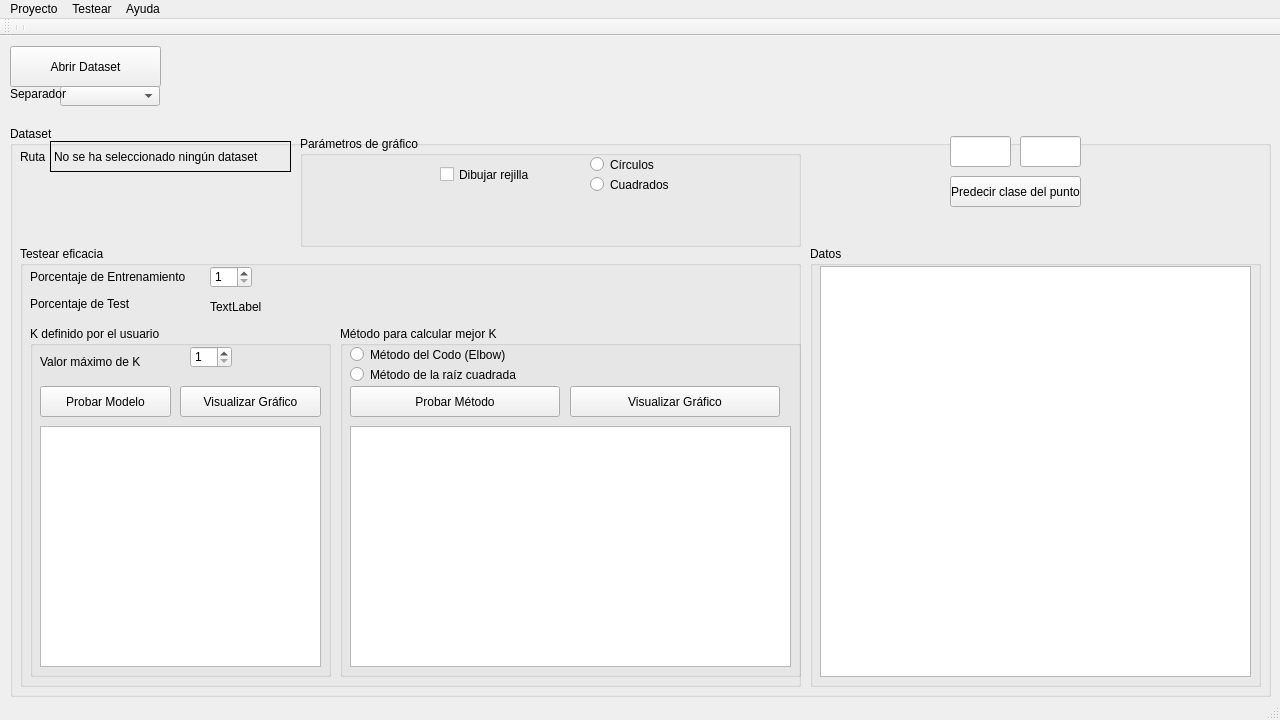
Old version of the form src/UI/QT_Main.ui in the repository hectornauta/kavecinos.
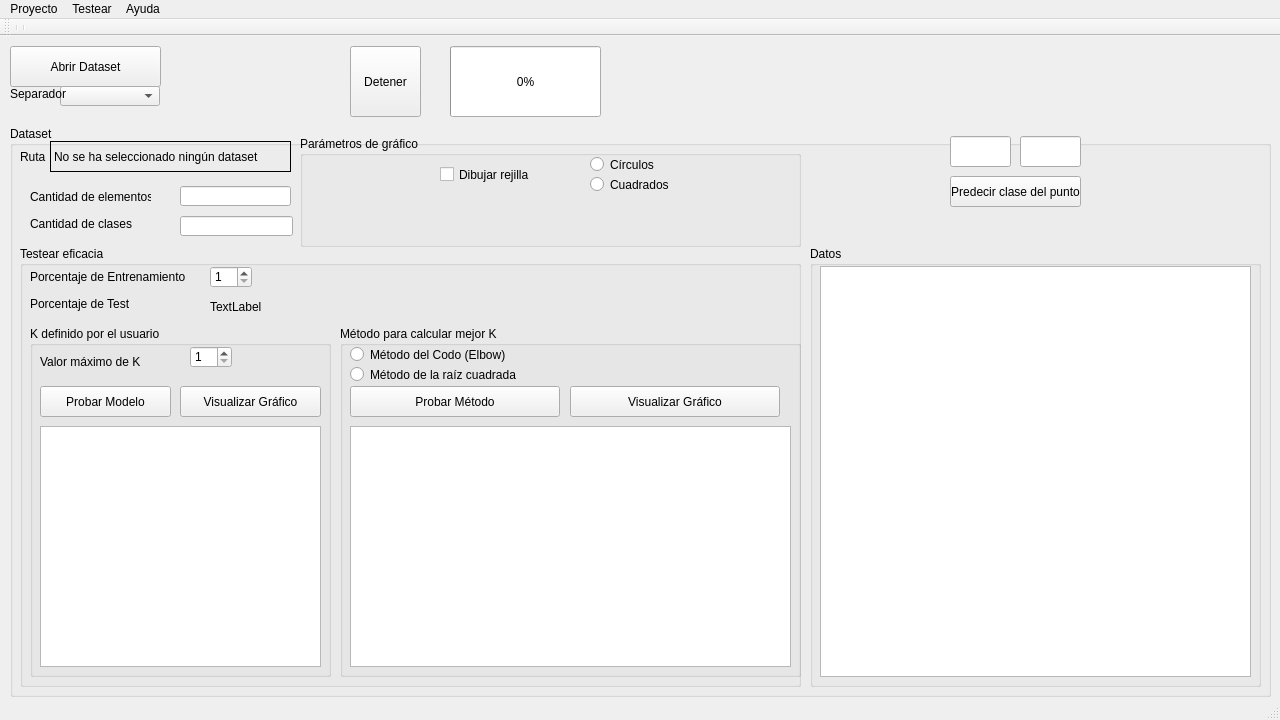
New version of the form.

```diff
--- a/src/UI/QT_Main.ui
+++ b/src/UI/QT_Main.ui
@@ -392,6 +392,52 @@
       </property>
      </widget>
     </widget>
+    <widget class="QLabel" name="labelElementos">
+     <property name="geometry">
+      <rect>
+       <x>20</x>
+       <y>60</y>
+       <width>121</width>
+       <height>21</height>
+      </rect>
+     </property>
+     <property name="text">
+      <string>Cantidad de elementos</string>
+     </property>
+    </widget>
+    <widget class="QLabel" name="labelClases">
+     <property name="geometry">
+      <rect>
+       <x>20</x>
+       <y>90</y>
+       <width>111</width>
+       <height>16</height>
+      </rect>
+     </property>
+     <property name="text">
+      <string>Cantidad de clases</string>
+     </property>
+    </widget>
+    <widget class="QLineEdit" name="lineElementos">
+     <property name="geometry">
+      <rect>
+       <x>170</x>
+       <y>60</y>
+       <width>111</width>
+       <height>20</height>
+      </rect>
+     </property>
+    </widget>
+    <widget class="QLineEdit" name="lineClases">
+     <property name="geometry">
+      <rect>
+       <x>170</x>
+       <y>90</y>
+       <width>113</width>
+       <height>20</height>
+      </rect>
+     </property>
+    </widget>
    </widget>
    <widget class="QPushButton" name="abrirDataset">
     <property name="geometry">
@@ -429,6 +475,32 @@
      <string>Separador</string>
     </property>
    </widget>
+   <widget class="QProgressBar" name="barraProgreso">
+    <property name="geometry">
+     <rect>
+      <x>450</x>
+      <y>10</y>
+      <width>151</width>
+      <height>71</height>
+     </rect>
+    </property>
+    <property name="value">
+     <number>0</number>
+    </property>
+   </widget>
+   <widget class="QPushButton" name="btnDetener">
+    <property name="geometry">
+     <rect>
+      <x>350</x>
+      <y>10</y>
+      <width>71</width>
+      <height>71</height>
+     </rect>
+    </property>
+    <property name="text">
+     <string>Detener</string>
+    </property>
+   </widget>
   </widget>
   <widget class="QMenuBar" name="menubar">
    <property name="geometry">
```
